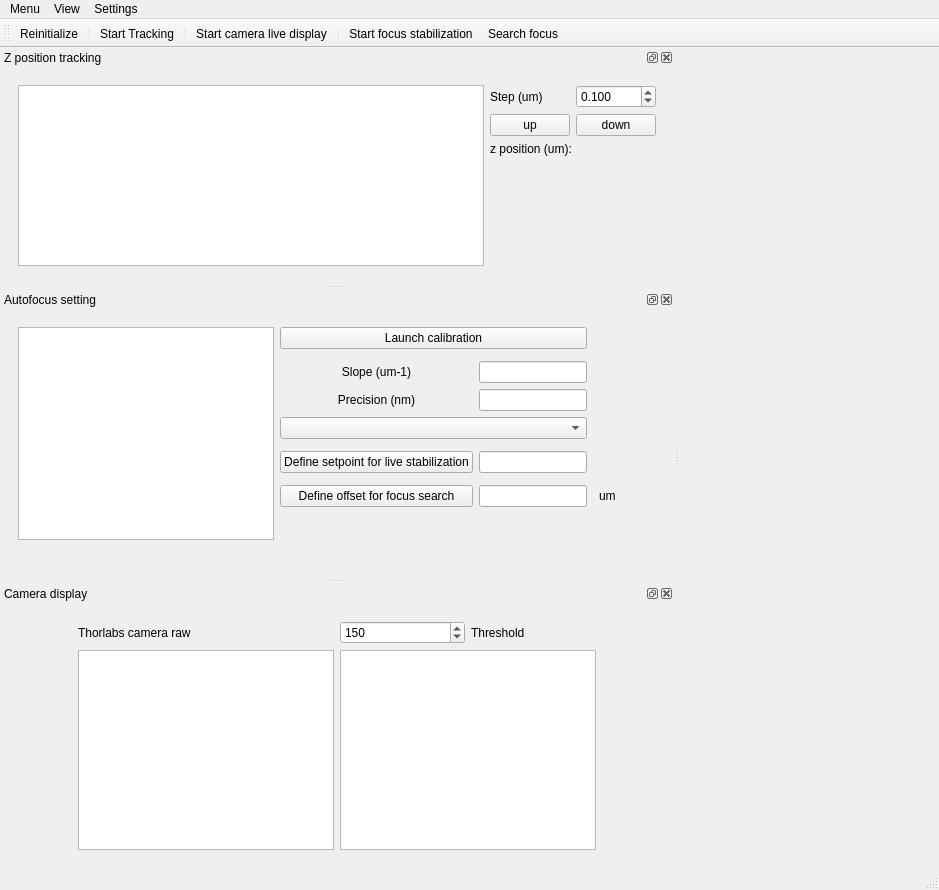
The window that gui/focus/ui_focus_v3.ui (NollmannLab/qudi-HiM) describes before a commit, drawn with Qt 5.
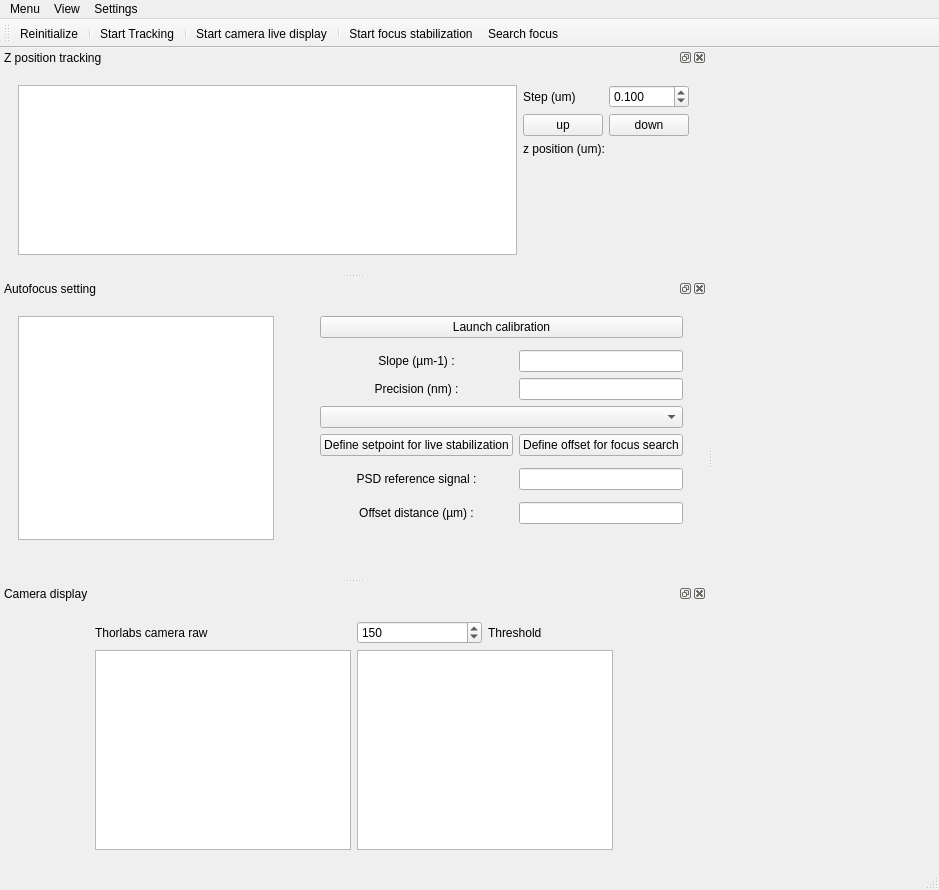
The same window after the commit. Custom widgets are drawn as their Qt base class.

Commit message: Clarify focus GUI

Diff of the .ui file:
```diff
--- a/gui/focus/ui_focus_v3.ui
+++ b/gui/focus/ui_focus_v3.ui
@@ -168,50 +168,36 @@
         <bool>true</bool>
        </property>
        <layout class="QGridLayout" name="gridLayout_7">
-        <item row="8" column="3">
-         <widget class="QPushButton" name="find_offset_PushButton">
+        <item row="7" column="4">
+         <widget class="QLabel" name="setpoint_label">
           <property name="text">
-           <string>Define offset for focus search</string>
+           <string>PSD reference signal :</string>
           </property>
-         </widget>
-        </item>
-        <item row="6" column="3">
-         <widget class="QPushButton" name="setpoint_PushButton">
-          <property name="text">
-           <string>Define setpoint for live stabilization</string>
+          <property name="alignment">
+           <set>Qt::AlignCenter</set>
           </property>
          </widget>
         </item>
-        <item row="8" column="7">
-         <spacer name="horizontalSpacer_6">
-          <property name="orientation">
-           <enum>Qt::Horizontal</enum>
-          </property>
-          <property name="sizeHint" stdset="0">
-           <size>
-            <width>40</width>
-            <height>20</height>
-           </size>
-          </property>
-         </spacer>
-        </item>
-        <item row="8" column="6">
-         <widget class="QLabel" name="offset_unit_label">
+        <item row="0" column="4" colspan="2">
+         <widget class="QPushButton" name="calibration_PushButton">
           <property name="text">
-           <string>um</string>
+           <string>Launch calibration</string>
           </property>
+          <property name="checkable">
+           <bool>true</bool>
+          </property>
          </widget>
         </item>
-        <item row="6" column="4">
+        <item row="7" column="5">
          <widget class="QLineEdit" name="setpoint_lineEdit"/>
         </item>
-        <item row="2" column="4">
+        <item row="2" column="5">
          <widget class="QLineEdit" name="slope_lineEdit"/>
         </item>
-        <item row="3" column="4">
+        <item row="3" column="5">
          <widget class="QLineEdit" name="precision_lineEdit"/>
         </item>
-        <item row="10" column="0">
+        <item row="11" column="0">
          <spacer name="horizontalSpacer_5">
           <property name="orientation">
            <enum>Qt::Horizontal</enum>
@@ -224,37 +210,37 @@
           </property>
          </spacer>
         </item>
-        <item row="3" column="3">
+        <item row="3" column="4">
          <widget class="QLabel" name="label_3">
           <property name="text">
-           <string>Precision (nm)</string>
+           <string>Precision (nm) :</string>
           </property>
           <property name="alignment">
            <set>Qt::AlignCenter</set>
           </property>
          </widget>
         </item>
-        <item row="0" column="0" rowspan="10" colspan="3">
+        <item row="0" column="0" rowspan="11" colspan="3">
          <widget class="PlotWidget" name="calibration_PlotWidget">
           <property name="dragMode">
            <enum>QGraphicsView::ScrollHandDrag</enum>
           </property>
          </widget>
         </item>
-        <item row="2" column="3">
+        <item row="2" column="4">
          <widget class="QLabel" name="slope_Label">
           <property name="text">
-           <string>Slope (um-1)</string>
+           <string>Slope (µm-1) :</string>
           </property>
           <property name="alignment">
            <set>Qt::AlignCenter</set>
           </property>
          </widget>
         </item>
-        <item row="4" column="3" colspan="2">
+        <item row="4" column="4" colspan="2">
          <widget class="QComboBox" name="select_experiment_ComboBox"/>
         </item>
-        <item row="10" column="2">
+        <item row="11" column="2">
          <spacer name="horizontalSpacer_7">
           <property name="orientation">
            <enum>Qt::Horizontal</enum>
@@ -267,7 +253,7 @@
           </property>
          </spacer>
         </item>
-        <item row="9" column="3" colspan="4">
+        <item row="10" column="4" colspan="3">
          <spacer name="verticalSpacer_2">
           <property name="orientation">
            <enum>Qt::Vertical</enum>
@@ -280,10 +266,10 @@
           </property>
          </spacer>
         </item>
-        <item row="8" column="4">
+        <item row="9" column="5">
          <widget class="QLineEdit" name="offset_lineEdit"/>
         </item>
-        <item row="10" column="1">
+        <item row="11" column="1">
          <spacer name="horizontalSpacer_2">
           <property name="orientation">
            <enum>Qt::Horizontal</enum>
@@ -296,13 +282,40 @@
           </property>
          </spacer>
         </item>
-        <item row="0" column="3" colspan="2">
-         <widget class="QPushButton" name="calibration_PushButton">
+        <item row="5" column="5">
+         <widget class="QPushButton" name="find_offset_PushButton">
           <property name="text">
-           <string>Launch calibration</string>
+           <string>Define offset for focus search</string>
           </property>
-          <property name="checkable">
-           <bool>true</bool>
+         </widget>
+        </item>
+        <item row="0" column="3">
+         <spacer name="horizontalSpacer_6">
+          <property name="orientation">
+           <enum>Qt::Horizontal</enum>
+          </property>
+          <property name="sizeHint" stdset="0">
+           <size>
+            <width>40</width>
+            <height>20</height>
+           </size>
+          </property>
+         </spacer>
+        </item>
+        <item row="5" column="4">
+         <widget class="QPushButton" name="setpoint_PushButton">
+          <property name="text">
+           <string>Define setpoint for live stabilization</string>
+          </property>
+         </widget>
+        </item>
+        <item row="9" column="4">
+         <widget class="QLabel" name="label">
+          <property name="text">
+           <string>Offset distance (µm) :</string>
+          </property>
+          <property name="alignment">
+           <set>Qt::AlignCenter</set>
           </property>
          </widget>
         </item>
```
